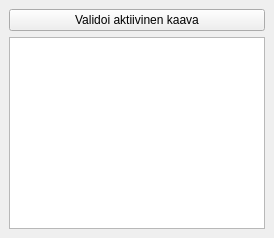
Old version of the form arho_feature_template/gui/validation_dock.ui in the repository GispoCoding/arho-qgis-plugin.
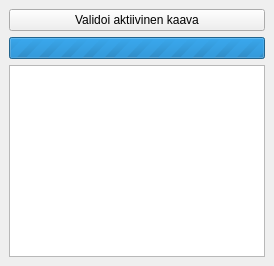
New version of the form.

```diff
--- a/arho_feature_template/gui/validation_dock.ui
+++ b/arho_feature_template/gui/validation_dock.ui
@@ -17,6 +17,19 @@
       </item>
      </layout>
     </item>
+    <item>
+     <widget class="QProgressBar" name="progress_bar">
+      <property name="minimum">
+       <number>0</number>
+      </property>
+      <property name="maximum">
+       <number>0</number>
+      </property>
+      <property name="visible">
+       <bool>false</bool>
+      </property>
+     </widget>
+    </item>
     <item>
      <widget class="QListView" name="error_list_view"/>
     </item>
```
